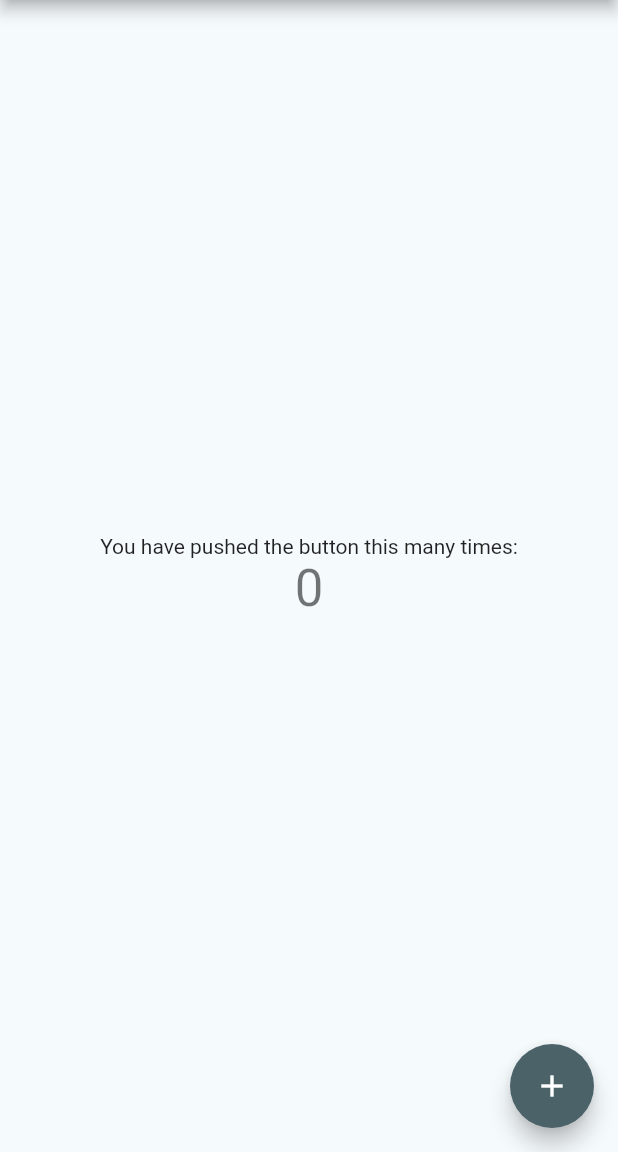
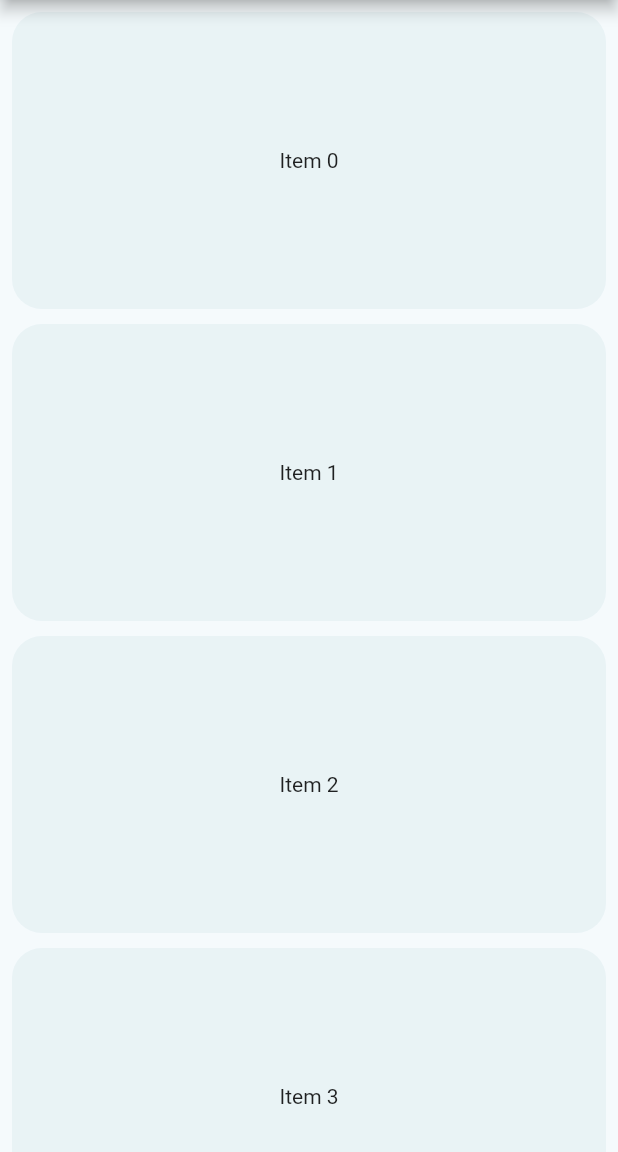
Before and after one commit to asdfgh787/cook_n_share, a Flutter app: the screen it shows after launch, on a phone screen of 412 x 824 dp, the part 84-1236 px from its top. Run offline on Flutter 3.47's test engine with Material 2 defaults, Android fonts, the light colour scheme and no system bars.

Commit message:
Add a unscrollable top bar Add a list of items in the body

```diff
--- a/lib/main.dart
+++ b/lib/main.dart
@@ -1,4 +1,6 @@
 import 'package:flutter/material.dart';
+
+final List<int> _items = List<int>.generate(51, (int index) => index);
 
 void main() {
   runApp(const MyApp());
@@ -48,24 +50,13 @@ class MyHomePage extends StatefulWidget {
 }
 
 class _MyHomePageState extends State<MyHomePage> {
-  int _counter = 0;
-
-  void _incrementCounter() {
-    setState(() {
-      // This call to setState tells the Flutter framework that something has
-      // changed in this State, which causes it to rerun the build method below
-      // so that the display can reflect the updated values. If we changed
-      // _counter without calling setState(), then the build method would not be
-      // called again, and so nothing would appear to happen.
-      _counter++;
-    });
-  }
+  bool shadowColor = false;
+  double? scrolledUnderElevation;
 
   @override
   Widget build(BuildContext context) {
-    // This method is rerun every time setState is called, for instance as done
-    // by the _incrementCounter method above.
-    //
+    final ColorScheme colorScheme = Theme.of(context).colorScheme;
+    final Color oddItemColor = colorScheme.primary.withOpacity(0.05);
     // The Flutter framework has been optimized to make rerunning build methods
     // fast, so that you can just rebuild anything that needs updating rather
     // than having to individually change instances of widgets.
@@ -74,42 +65,30 @@ class _MyHomePageState extends State<MyHomePage> {
         // Here we take the value from the MyHomePage object that was created by
         // the App.build method, and use it to set our appbar title.
         title: Text(widget.title),
+        scrolledUnderElevation: scrolledUnderElevation,
+        shadowColor: shadowColor ? Theme.of(context).colorScheme.shadow : null,
       ),
-      body: Center(
-        // Center is a layout widget. It takes a single child and positions it
-        // in the middle of the parent.
-        child: Column(
-          // Column is also a layout widget. It takes a list of children and
-          // arranges them vertically. By default, it sizes itself to fit its
-          // children horizontally, and tries to be as tall as its parent.
-          //
-          // Invoke "debug painting" (press "p" in the console, choose the
-          // "Toggle Debug Paint" action from the Flutter Inspector in Android
-          // Studio, or the "Toggle Debug Paint" command in Visual Studio Code)
-          // to see the wireframe for each widget.
-          //
-          // Column has various properties to control how it sizes itself and
-          // how it positions its children. Here we use mainAxisAlignment to
-          // center the children vertically; the main axis here is the vertical
-          // axis because Columns are vertical (the cross axis would be
-          // horizontal).
-          mainAxisAlignment: MainAxisAlignment.center,
-          children: <Widget>[
-            const Text(
-              'You have pushed the button this many times:',
+      body: GridView.builder(
+        itemCount: _items.length,
+        padding: const EdgeInsets.all(8.0),
+        gridDelegate: const SliverGridDelegateWithFixedCrossAxisCount(
+          crossAxisCount: 1,
+          childAspectRatio: 2.0,
+          mainAxisSpacing: 10.0,
+          crossAxisSpacing: 10.0,
+        ),
+        itemBuilder: (BuildContext context, int index) {
+          return Container(
+            alignment: Alignment.center,
+            // tileColor: _items[index].isOdd ? oddItemColor : evenItemColor,
+            decoration: BoxDecoration(
+              borderRadius: BorderRadius.circular(20.0),
+              color: oddItemColor,
             ),
-            Text(
-              '$_counter',
-              style: Theme.of(context).textTheme.headlineMedium,
-            ),
-          ],
-        ),
+            child: Text('Item $index'),
+          );
+        },
       ),
-      floatingActionButton: FloatingActionButton(
-        onPressed: _incrementCounter,
-        tooltip: 'Increment',
-        child: const Icon(Icons.add),
-      ), // This trailing comma makes auto-formatting nicer for build methods.
     );
   }
 }
```
